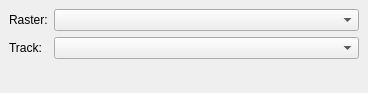
Qt form ground_radiation_monitoring_dockwidget_base.ui (ctu-geoforall-lab-projects/bp-kala-2017) before a commit.
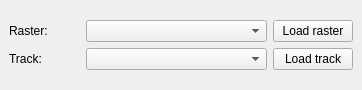
The same form after that commit.

Commit message: Add push buttons for loading raster and track. (see #2)

Patch:
```diff
--- a/ground_radiation_monitoring_dockwidget_base.ui
+++ b/ground_radiation_monitoring_dockwidget_base.ui
@@ -6,34 +6,17 @@
    <rect>
     <x>0</x>
     <y>0</y>
-    <width>368</width>
-    <height>93</height>
+    <width>362</width>
+    <height>90</height>
    </rect>
   </property>
   <property name="windowTitle">
    <string>Ground Radiation Monitoring</string>
   </property>
   <widget class="QWidget" name="dockWidgetContents">
-   <layout class="QGridLayout" name="gridLayout">
+   <layout class="QGridLayout" name="gridLayout_2">
     <item row="0" column="0">
-     <layout class="QFormLayout" name="formLayout">
-      <item row="0" column="0">
-       <widget class="QLabel" name="raster_label">
-        <property name="text">
-         <string>Raster:</string>
-        </property>
-       </widget>
-      </item>
-      <item row="0" column="1">
-       <widget class="QComboBox" name="raster_box">
-        <property name="minimumSize">
-         <size>
-          <width>181</width>
-          <height>22</height>
-         </size>
-        </property>
-       </widget>
-      </item>
+     <layout class="QGridLayout" name="gridLayout">
       <item row="1" column="0">
        <widget class="QLabel" name="track_label">
         <property name="text">
@@ -41,6 +24,23 @@
         </property>
        </widget>
       </item>
+      <item row="0" column="2">
+       <widget class="QPushButton" name="load_raster">
+        <property name="text">
+         <string>Load raster</string>
+        </property>
+       </widget>
+      </item>
+      <item row="0" column="1">
+       <widget class="QComboBox" name="raster_box">
+        <property name="minimumSize">
+         <size>
+          <width>181</width>
+          <height>22</height>
+         </size>
+        </property>
+       </widget>
+      </item>
       <item row="1" column="1">
        <widget class="QComboBox" name="track_box">
         <property name="minimumSize">
@@ -51,6 +51,20 @@
         </property>
        </widget>
       </item>
+      <item row="1" column="2">
+       <widget class="QPushButton" name="load_track">
+        <property name="text">
+         <string>Load track</string>
+        </property>
+       </widget>
+      </item>
+      <item row="0" column="0">
+       <widget class="QLabel" name="raster_label">
+        <property name="text">
+         <string>Raster:</string>
+        </property>
+       </widget>
+      </item>
      </layout>
     </item>
    </layout>
```
